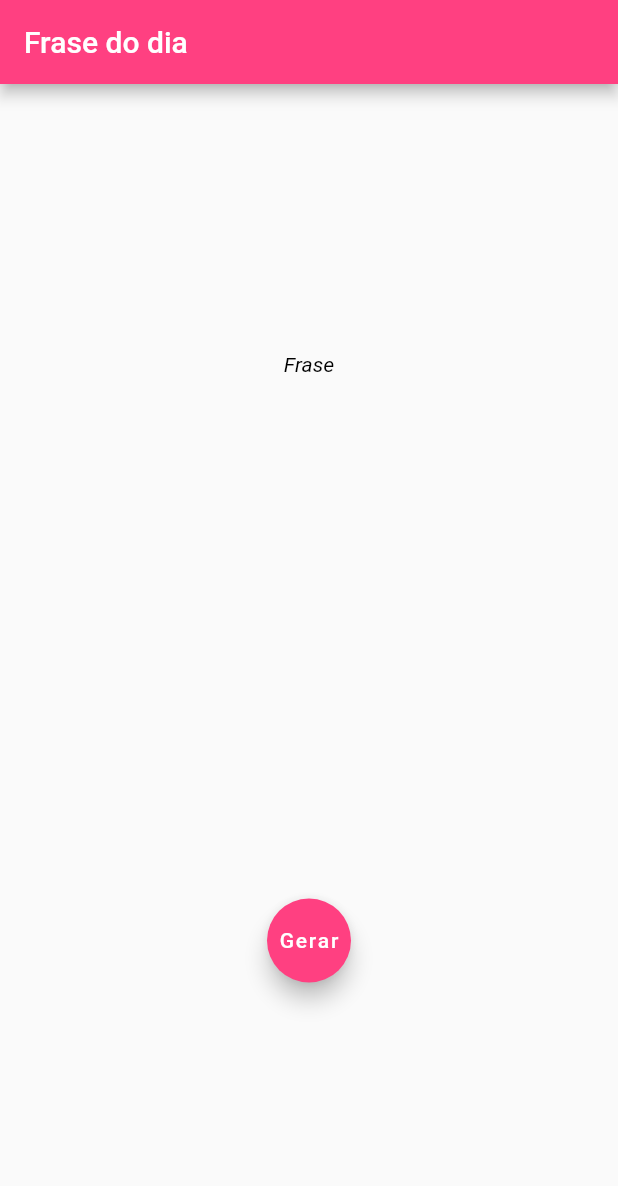
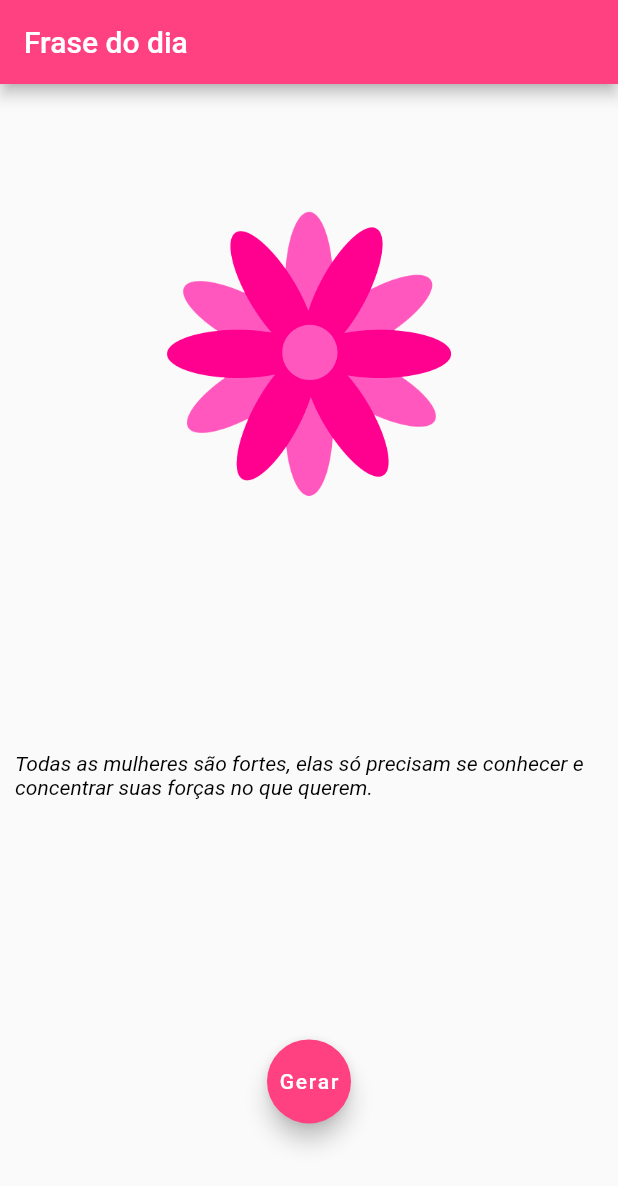
Before and after one commit to Davidson-Moura/Primeiro_App_Flutter, a Flutter app: the screen it shows after launch, after a tap on "Gerar", on a phone screen of 412 x 824 dp. Shown: the top 1186 px of the screen. Run offline on Flutter 3.47's test engine with Material 2 defaults, Android fonts, the light colour scheme and no system bars.

Commit message:
Finalizado
Finalizado o App

```diff
--- a/frasedia/lib/main.dart
+++ b/frasedia/lib/main.dart
@@ -1,4 +1,5 @@
 import 'package:flutter/material.dart';
+import 'dart:math';
 
 void main(){
   runApp(MaterialApp(
@@ -13,6 +14,67 @@ class Home extends StatefulWidget{
   _HomeState  createState() => _HomeState();
 }
 class _HomeState extends State<Home>{
+  var _frases = [
+    "Ser mulher é enfrentar muitos desafios. Mas também é ser forte, guerreira e pronta para derrotar os dragões mais altos.",
+    "Jamais se subestime. Você é forte e será capaz de lutar e conquistar o seu espaço.",
+    "Falhar faz parte da caminhada, afinal, somos mulheres, mas não somos super-heroínas. Não desista!",
+    "Quando você falha, a vida continua e você precisa aprender a se reerguer e começar de novo!",
+    "Não se assuste com o sucesso, você é uma mulher que nasceu para brilhar.",
+    "Então deixe que o medo te atrapalhe nas suas decisões. Você é maior que ele.",
+    "Tente algo novo todos os dias e você descobrirá algo incrível que pode fazer por toda sua vida.",
+    "Mulheres são capazes de fazer tudo, desde que elas estejam dispostas e motivadas.",
+    "Nós sempre podemos aguentar mais, desde que essa seja a nossa vontade. Não carregue fardo dos outros, lide com os seus.",
+    "Mulheres podem ser líderes, assumirem grandes cargos, irem para o espaço se quiserem. Mulheres podem absolutamente tudo!",
+    "Sempre podemos mais do que pensamos desde que estejamos fazendo o que nos enche de paixão.",
+    "Não importa onde você esteja, você só precisa se manter firme aos seus princípios e a tudo dará certo.",
+    "A vida é um privilégio e, por mais difícil que seja, você será capaz de conquistar grandes coisas se souber driblar os desafios.",
+    "O sucesso existe e está à espera de mulheres que se colocam no seu caminho.",
+    "A melhor coisa que podemos fazer por nós mesmas é nos conhecermos.",
+    "Dentro de você, mora uma mulher que sabe que é capaz. Escute o que ela diz!",
+    "Conheça-se e seja sua porta-voz em todos os lugares que desejar estar.",
+    "Somos mulheres poderosas e que não precisamos competir entre nós para vencer. Todas podemos vencer juntas!",
+    "Acredite em você porque se você não fizer isso, ninguém mais poderá fazer.",
+    "A vida da mulher só pertence a ela e você é forte para seguir o caminho que seu coração mandar.",
+    "Descubra que você tem muitos motivos para agradecer e que um deles é por ser uma mulher incrível e poderosa.",
+    "Quanto mais você celebra as suas conquistas, mais motivação você tem para lutar ainda mais.",
+    "A sua arma mais poderosa é a sua versatilidade. Use-a para conquistar tudo o que deseja na vida.",
+    "Seja decidida, seja poderosa, seja uma mulher que conquista o que quer porque sabe o que quer.",
+    "Você é a roteirista da sua vida. Pegue a caneta e escreva melhor história que já existiu.",
+    "Você é incrível em tudo o que faz, não deixe que as pessoas te façam pensar o contrário.",
+    "A sua essência é ser uma mulher maravilhosa a sua própria maneira. Não tenha medo de ser você.",
+    "Inspire-se em outras mulheres e aprenda com elas a como ser forte e conquistar seu próprio caminho.",
+    "Todas as mulheres são fortes, elas só precisam se conhecer e concentrar suas forças no que querem.",
+    "Você é dona do seu próprio destino, faça dele o que você quiser!",
+    "Que nada nos limite. Que nada nos defina. Que nada nos sujeite. Que a liberdade seja a nossa própria substância.",
+    "Não sou, nem devo ser a mulher maravilha, apenas uma pessoa vulnerável e forte, incapaz e gloriosa, assustada e audaciosa... Uma mulher.",
+    "É a confiança em nossos corpos e mentes que nos permite buscar novas aventuras.",
+    "Não podemos todos ser bem-sucedidos quando metade de nós está restringida.",
+    "Liberdade é pouco. O que eu desejo ainda não tem nome.",
+    "Eu quero ser tudo que sou capaz de me tornar.",
+    "Recria tua vida, sempre, sempre. Remove pedras e planta roseiras e faz doces. Recomeça.",
+    "Toda vez que uma mulher se defende, sem nem perceber que isso é possível, sem qualquer pretensão, ela defende todas as mulheres.",
+    "Qual é a maior lição que uma mulher pode aprender? Que desde o primeiro dia, ela sempre teve tudo o que precisa dentro de si mesma. Foi o mundo que a convenceu que ela não tinha.",
+    "Você pode encontrar muitas derrotas, mas você não pode se deixar derrotar.",
+    "Uma mulher é como um saquinho de chá; você nunca sabe o quão forte é até que esteja em água quente.",
+    "Aprendi com a primavera a deixar-me cortar e voltar sempre inteira.",
+    "Descobri que, se você tem vontade de viver e curiosidade, dormir não é a coisa mais importante.",
+    "Continue a ter iniciativas, nas horas decisivas a confiança faz diferença.",
+    "O ato mais corajoso é pensar por você mesma. Em voz alta!",
+    "Crie a melhor e mais grandiosa visão possível para sua vida, porque você se torna aquilo que acredita.",
+    "Uma das lições que eu cresci aprendendo é ser sempre fiel a si mesmo e nunca deixar que alguém o desvie de seus objetivos.",
+    "Pés, por quê os amaria, se eu tenho asas para voar?",
+    "Na vida, você ganha o que você tem coragem de pedir."
+  ];
+
+  var _fraseGerada = "Clique para gerar uma frase";
+
+  void _gerarFrase(){
+    var n = Random().nextInt(_frases.length-1);
+    setState(() {
+      _fraseGerada = _frases[n];
+    });
+  }
+
   @override
   Widget build(BuildContext context){
     return Scaffold(
@@ -25,14 +87,15 @@ class _HomeState extends State<Home>{
         child: Column(
           mainAxisAlignment: MainAxisAlignment.spaceAround,
           children: [
-            Padding(padding: EdgeInsets.all(10),child: Text("Frase",
+            Image.asset("imagens/1.png",width: 200,),
+            Padding(padding: EdgeInsets.all(10),child: Text(_fraseGerada,
                 style: TextStyle(
                   fontStyle: FontStyle.italic,
                   color: Colors.black
                 ),
               )
             ),
-            FloatingActionButton(onPressed: (){},child: Text("Gerar"),backgroundColor: Colors.pinkAccent,),
+            FloatingActionButton(onPressed: _gerarFrase,child: Text("Gerar"),backgroundColor: Colors.pinkAccent,),
           ],
         ),
       ),
```
